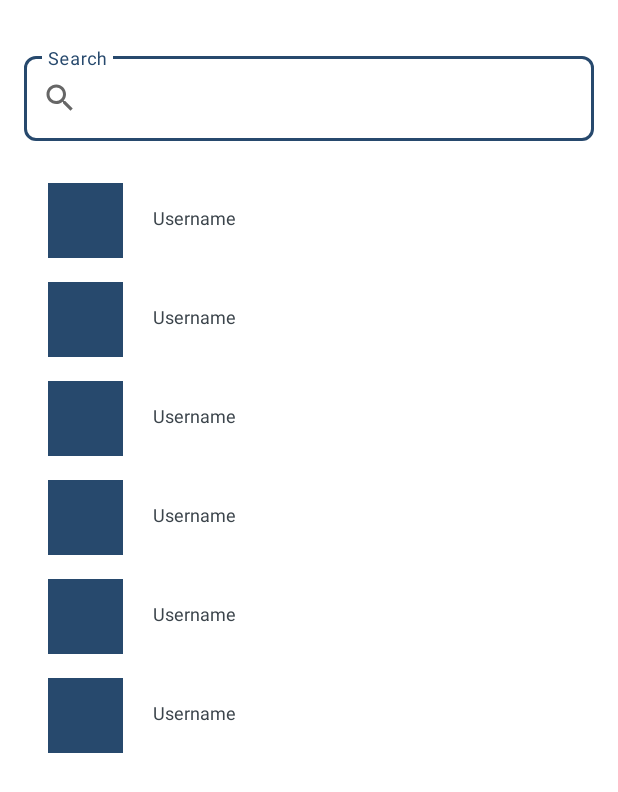
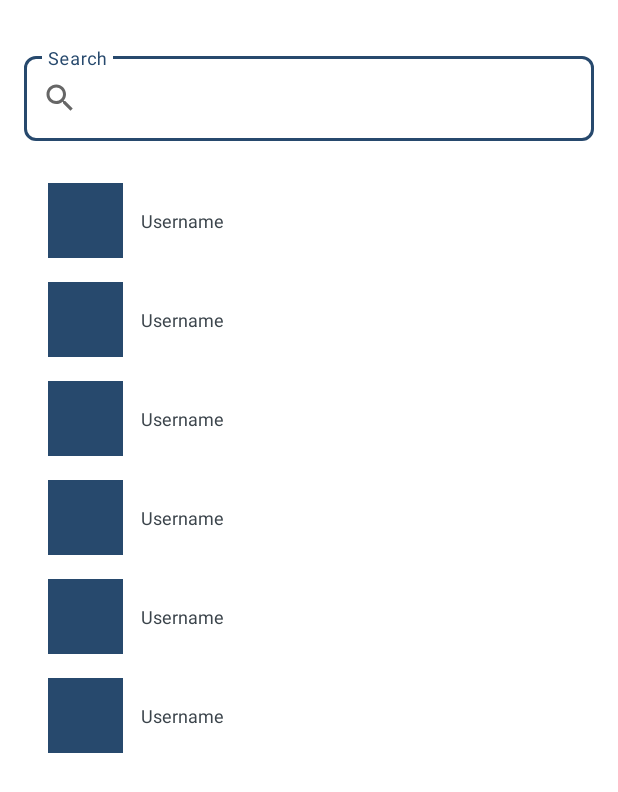
Before and after one commit to ToyibNurseha/Dicoding-github-submission, an Android app: the layout activity_main.xml on its own in the app's theme, with its tools: preview values and no code run, on a phone screen of 412 x 824 dp. Shown: the top 792 px of the screen. Run offline under Robolectric (Android 15) with nearby library versions, the phone set to English and light mode, and no system bars; plain views replace CircleView.

Commit message:
Constraint Layout update

```diff
--- a/app/src/main/res/layout/card_search.xml
+++ b/app/src/main/res/layout/card_search.xml
@@ -1,5 +1,6 @@
 <?xml version="1.0" encoding="utf-8"?>
-<LinearLayout xmlns:android="http://schemas.android.com/apk/res/android"
+<androidx.constraintlayout.widget.ConstraintLayout xmlns:android="http://schemas.android.com/apk/res/android"
+    xmlns:app="http://schemas.android.com/apk/res-auto"
     android:orientation="horizontal"
     android:layout_width="match_parent"
     android:layout_height="wrap_content"
@@ -10,9 +11,12 @@
     android:layout_marginBottom="8dp">
 
     <com.github.florent37.shapeofview.shapes.CircleView
+        android:id="@+id/cv_user"
         android:layout_width="50dp"
         android:layout_height="50dp"
-        android:layout_marginEnd="20dp">
+        android:layout_marginEnd="20dp"
+        app:layout_constraintStart_toStartOf="parent"
+        app:layout_constraintTop_toTopOf="parent">
 
         <androidx.appcompat.widget.AppCompatImageView
             android:id="@+id/iv_user"
@@ -22,35 +26,16 @@
 
     </com.github.florent37.shapeofview.shapes.CircleView>
 
-    <LinearLayout
-        android:layout_width="match_parent"
+    <TextView
+        android:id="@+id/tv_username"
+        android:layout_width="wrap_content"
         android:layout_height="wrap_content"
-        android:orientation="vertical">
+        android:layout_marginStart="12dp"
+        android:text="@string/username"
+        android:textColor="@color/softBlack"
+        android:textSize="12sp"
+        app:layout_constraintBottom_toBottomOf="parent"
+        app:layout_constraintStart_toEndOf="@+id/cv_user"
+        app:layout_constraintTop_toTopOf="parent" />
 
-        <LinearLayout
-            android:layout_width="match_parent"
-            android:layout_height="wrap_content"
-            android:layout_marginBottom="4dp"
-            android:orientation="horizontal">
-
-            <TextView
-                android:id="@+id/tv_username"
-                android:layout_width="match_parent"
-                android:layout_height="wrap_content"
-                android:text="@string/username"
-                android:textSize="12sp"
-                android:textColor="@color/softBlack"/>
-
-        </LinearLayout>
-
-<!--        <TextView-->
-<!--            android:id="@+id/tv_bio"-->
-<!--            android:layout_width="match_parent"-->
-<!--            android:layout_height="wrap_content"-->
-<!--            android:text="@string/bio"-->
-<!--            android:textSize="12sp"-->
-<!--            android:textColor="@color/softBlack"/>-->
-
-    </LinearLayout>
-
-</LinearLayout>
+</androidx.constraintlayout.widget.ConstraintLayout>
```
